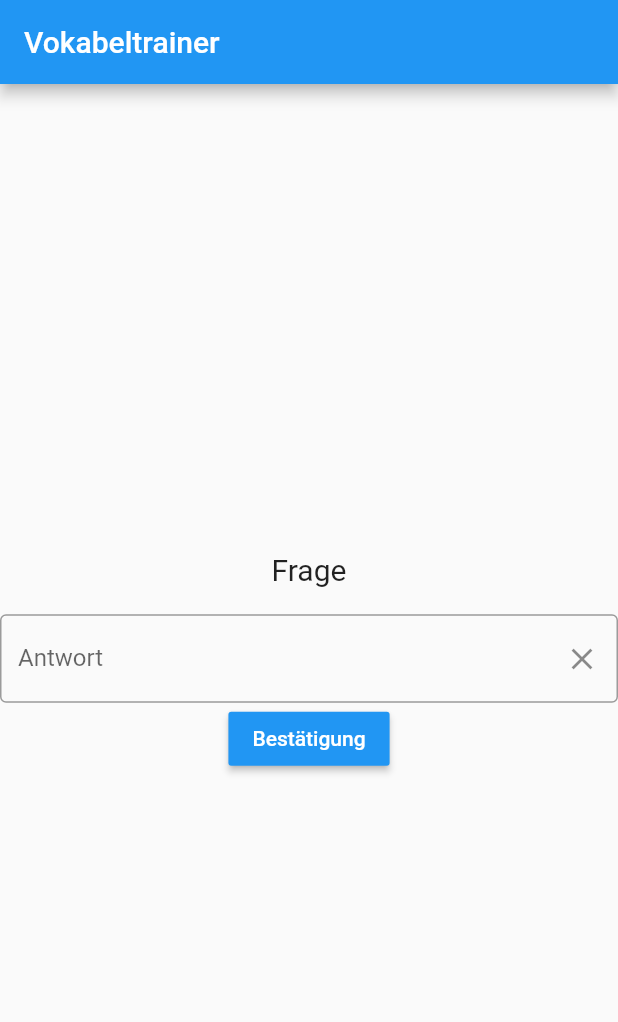
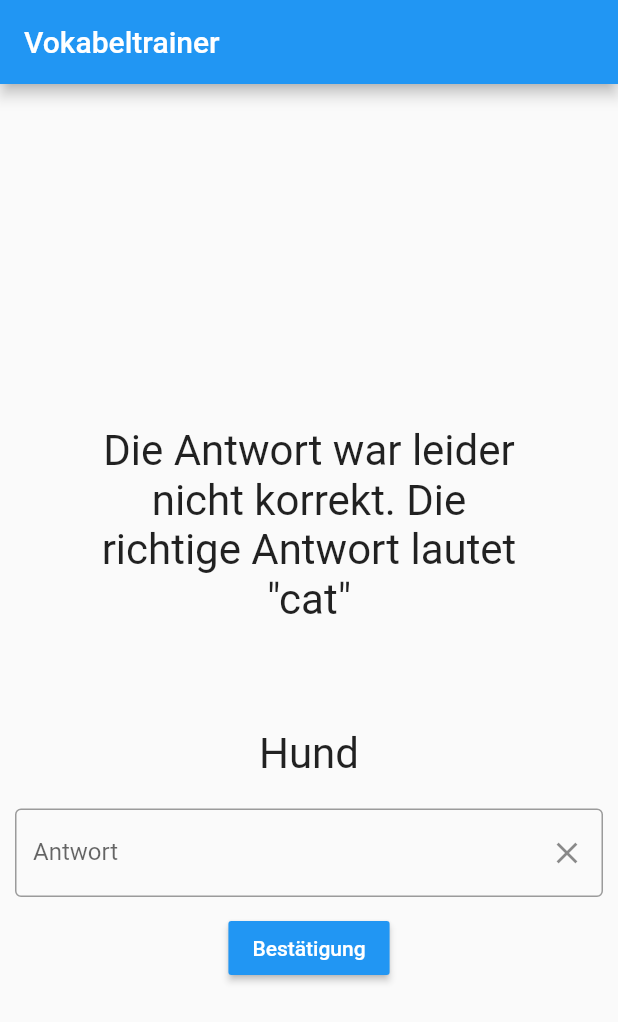
Before and after one commit to DHBW-CAS-MC/Vokabeltrainer, a Flutter app: the screen it shows after launch, after a tap on "Bestätigung", on a phone screen of 412 x 824 dp. Shown: the top 1022 px of the screen. Run offline on Flutter 3.47's test engine with Material 2 defaults, Android fonts, the phone set to English and light mode, and no system bars; missing offline and left inert: dart:ffi.

Commit message:
Version vor der Zusammenführung der Module

```diff
--- a/lib/confirmation.dart
+++ b/lib/confirmation.dart
@@ -0,0 +1,18 @@
+import 'package:flutter/material.dart';
+
+class Confirmation extends StatelessWidget {
+  final String buttonText = 'Bestätigung';
+  final void Function() confirmationHandler;
+
+  Confirmation(this.confirmationHandler);
+
+  @override
+  Widget build(BuildContext context) {
+    return Container(
+        child: MaterialButton(
+          onPressed: this.confirmationHandler,
+          color: Colors.blue,
+          child: Text(buttonText, style: TextStyle(color: Colors.white)),
+        ));
+  }
+}
--- a/lib/main.dart
+++ b/lib/main.dart
@@ -1,5 +1,12 @@
 import 'dart:ffi';
 import 'package:flutter/material.dart';
+import 'package:lernapp/wordInput.dart';
+import 'question.dart';
+import 'evaluation.dart';
+import 'wordInput.dart';
+import 'confirmation.dart';
+import 'result.dart';
+import 'vocabularyTrainer.dart';
 
 void main() => runApp(MyApp());
 
@@ -14,12 +21,23 @@ class _MyAppState extends State<MyApp> {
   var _questionIndex = 0;
   var _totalscore = 0;
   var resetHandler = 0;
+  String _evaluationText = "";
 
   var questions = [
-    {'questionText': 'Katze', 'answers': 'cat'},
-    {'questionText': 'Hund', 'answers': 'dog'},
-    {'questionText': 'Schwein', 'answers': 'pig'},
+    {
+      'word': 'Katze',
+      'answer': 'cat'
+    },
+    {
+      'word': 'Hund',
+      'answer': 'dog'
+    },
+    {
+      'word': 'Schwein',
+      'answer': 'pig'
+    },
   ];
+
 
   //variables for vocabulary input
   final GlobalKey<FormState> _formKey = GlobalKey<FormState>();
@@ -32,30 +50,40 @@ class _MyAppState extends State<MyApp> {
     _textController.clear();
   }
 
-  void _handleSubmitButton() {
+  void _evaluation(String antwort)
+  {
+    _textController.clear();
+    if(antwort == questions[_questionIndex]['answer'] as String)
+      {
+        _evaluationText = "Super, die Antwort war korrekt!";
+        _totalscore += 1;
+      }
+    else
+      {
+        _evaluationText = "Die Antwort war leider nicht korrekt. Die richtige Antwort lautet " + '"' + (questions[_questionIndex]['answer'] as String) + '"';
+      }
+  }
+
+  void _handleSubmitButton()
+  {
     //final form = _formKey.currentState;
 
     if(_formKey.currentState!.validate()){
       setState(() {
         userPost = _textController.text;
+        _evaluation(userPost);
+        _answerQuestion();
       });
-      print(userPost);
     }
   }
 
   //functions
-  void _answerQuestion(int score) {
-    _totalscore += score;
+  void _answerQuestion() {
     setState(
       () {
         _questionIndex = _questionIndex + 1;
       },
     );
-    print(_questionIndex);
-
-    if (_questionIndex < questions.length) {
-      print('Wir haben noch ein paar Fragen übrig!');
-    }
   }
 
   @override
@@ -71,37 +99,10 @@ class _MyAppState extends State<MyApp> {
             mainAxisAlignment: MainAxisAlignment.center,
             children: [
               //display text
-              Text('', style: TextStyle(fontSize: 20)),
-              Text('Frage', style: TextStyle(fontSize: 20)),
-              Text('', style: TextStyle(fontSize: 15)),
-              TextFormField(
-                controller: _textController,
-                decoration: InputDecoration(
-                  hintText: 'Bitte gib die Vokabel ein',
-                  labelText: 'Antwort',
-                  border: const OutlineInputBorder(),
-                  suffixIcon: IconButton(
-                    onPressed: _pressedHandler,
-                    icon: const Icon(Icons.clear),
-                  ),
-                ),
-                onSaved: (value) => print(value),
-                validator: (value) {
-                  if (value!.isEmpty ||
-                      RegExp(r'^[a-zA-Z]+$').hasMatch(value!)) {
-                    return null;
-                  } else {
-                    return "Bitte gib ein korrektes Wort ein";
-                  }
-                },
-              ),
-              MaterialButton(
-                onPressed: _handleSubmitButton,
-                color: Colors.blue,
-                child: const Text('Bestätigung',
-                    style: TextStyle(color: Colors.white)),
-              ),
-              Text('', style: TextStyle(fontSize: 15))
+              Evaluation(_evaluationText),
+              Question(questions[_questionIndex]['word'] as String),
+              WordInput(_textController,_pressedHandler),
+              Confirmation(_handleSubmitButton)
             ],
           ),
         ),
--- a/lib/wordInput.dart
+++ b/lib/wordInput.dart
@@ -0,0 +1,36 @@
+import 'package:flutter/material.dart';
+
+class WordInput extends StatelessWidget
+{
+  final textController;
+  final void Function() pressedHandler;
+  WordInput(this.textController, this.pressedHandler);
+
+  @override
+  Widget build(BuildContext context)
+  {
+    return Container(
+        margin: EdgeInsets.all(10),
+        child: TextFormField(
+          controller: this.textController,
+          decoration: InputDecoration(
+            hintText: 'Bitte gib die Antwort ein',
+            labelText: 'Antwort',
+            border: const OutlineInputBorder(),
+            suffixIcon: IconButton(
+              onPressed: this.pressedHandler,
+              icon: const Icon(Icons.clear),
+            ),
+          ),
+          onSaved: (value) => print(value),
+          validator: (value) {
+            if (value!.isEmpty ||
+                RegExp(r'^[a-zA-Z]+$').hasMatch(value!)) {
+              return null;
+            } else {
+              return "Bitte gib ein korrektes Wort ein";
+            }
+          },
+        ));
+  }
+}
```
Also changed, not shown: lib/result.dart (+36 -0 lines).
